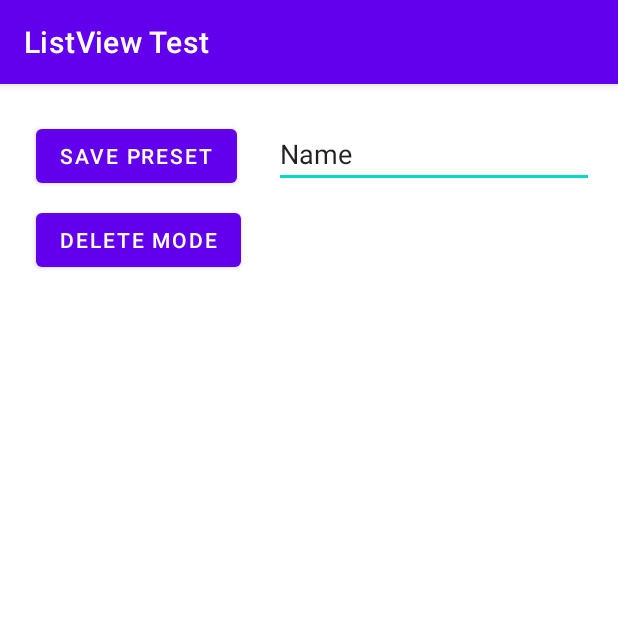
After one commit to garrickhogrebe/AdvancedLED, an Android app: the PresetActivity screen opened directly, with no data from a screen before it, on a phone screen of 412 x 824 dp, the top half of it. The commit adds this screen. Run offline under Robolectric (Android 15) with nearby library versions, the phone set to English and light mode, and no system bars.

Commit message:
App now has presets

```diff
--- a/ListViewTest/app/src/main/AndroidManifest.xml
+++ b/ListViewTest/app/src/main/AndroidManifest.xml
@@ -14,6 +14,9 @@
         android:roundIcon="@mipmap/ic_launcher_round"
         android:supportsRtl="true"
         android:theme="@style/Theme.ListViewTest">
+        <activity
+            android:name=".PresetActivity"
+            android:exported="true" />
         <activity
             android:name=".addAnimationActivity"
             android:exported="true" />
--- a/ListViewTest/app/src/main/java/com/example/listviewtest/MainActivity.java
+++ b/ListViewTest/app/src/main/java/com/example/listviewtest/MainActivity.java
@@ -16,7 +16,7 @@ public class MainActivity extends AppCompatActivity {
     ListView listView;
 
     //Data for list
-    String[] menus = {"Bluetooth Setup", "Select animations"};
+    String[] menus = {"Bluetooth Setup", "Select animations", "Manage Presets"};
     //Intent blueIntent = new Intent(this, blueActivity.class);
     //Intent animationsIntent = new Intent(this, animationActivity.class);
     //Intent blueIntent = new Intent(this, blueActivity.class);
@@ -30,6 +30,9 @@ public class MainActivity extends AppCompatActivity {
                 break;
             case 1:
                 intent = new Intent(this, animationActivity.class);
+                break;
+            case 2:
+                intent = new Intent(this, PresetActivity.class);
                 break;
             default:
                 intent = new Intent(this, blueActivity.class);
--- /dev/null
+++ b/ListViewTest/app/src/main/java/com/example/listviewtest/PresetActivity.java
@@ -0,0 +1,159 @@
+package com.example.listviewtest;
+
+import androidx.appcompat.app.AppCompatActivity;
+
+import android.content.Context;
+import android.graphics.Color;
+import android.os.Bundle;
+import android.view.View;
+import android.widget.AdapterView;
+import android.widget.ArrayAdapter;
+import android.widget.Button;
+import android.widget.EditText;
+import android.widget.ListView;
+import android.widget.Toast;
+
+import java.io.BufferedReader;
+import java.io.File;
+import java.io.FileInputStream;
+import java.io.FileNotFoundException;
+import java.io.FileOutputStream;
+import java.io.IOException;
+import java.io.InputStreamReader;
+import java.io.ObjectInputStream;
+import java.io.ObjectOutputStream;
+import java.nio.charset.StandardCharsets;
+import java.util.ArrayList;
+
+public class PresetActivity extends AppCompatActivity {
+
+    EditText newPreset;
+    Button savePresetButton;
+    Button deleteButton;
+    ListView presetsListView;
+    ArrayList<String> presetNames = new ArrayList<>();
+    ArrayAdapter<String> adapter;
+    ArrayList<PresetClass> presetList = new ArrayList<>();
+    SingleLoadedList loadedList;
+    PresetClass preset = new PresetClass();
+    boolean delete = false;
+
+    @Override
+    protected void onCreate(Bundle savedInstanceState) {
+        super.onCreate(savedInstanceState);
+        setContentView(R.layout.activity_preset);
+        loadedList = SingleLoadedList.getInstance();
+        preset.animations = SingleLoadedList.animations;
+        preset.animationNames = SingleLoadedList.animationNames;
+
+        newPreset = findViewById(R.id.editTextPresetName);
+        savePresetButton = findViewById(R.id.savePresetButton);
+        deleteButton = findViewById(R.id.deletePresetButton);
+
+
+        //List set up
+        presetsListView = findViewById(R.id.presetListy);
+        adapter = new ArrayAdapter<String>(this, android.R.layout.simple_list_item_1, presetNames);
+        presetsListView.setAdapter(adapter);
+        loadAllPresets();
+
+        presetsListView.setOnItemClickListener(new AdapterView.OnItemClickListener() {
+            @Override
+            public void onItemClick(AdapterView<?> adapterView, View view, int i, long l) {
+                //Select a preset
+                if(delete){
+                    deletePresetFromFile(i);
+                }
+                else{
+                    SingleLoadedList.animations = presetList.get(i).animations;
+                    SingleLoadedList.animationNames = presetList.get(i).animationNames;
+                }
+
+            }
+        });
+
+
+    }
+
+    public void deleteToggle(View v){
+        if(delete){
+            delete = false;
+            v.setBackgroundColor(Color.BLUE);
+        }else{
+            delete = true;
+            v.setBackgroundColor(Color.RED);
+        }
+    }
+
+    public void addPresetToFile(View v){
+        try{
+            preset.name = newPreset.getText().toString();
+            FileOutputStream fileOutputStream = openFileOutput("Presets.txt", MODE_PRIVATE);
+            ObjectOutputStream objectOut = new ObjectOutputStream(fileOutputStream);
+            presetList.add(preset);
+            objectOut.writeObject(presetList);
+            Toast.makeText(PresetActivity.this, preset.name, Toast.LENGTH_SHORT).show();
+
+        } catch (FileNotFoundException e){
+            Toast.makeText(PresetActivity.this, "AHHH", Toast.LENGTH_SHORT).show();
+            e.printStackTrace();
+        } catch (IOException e){
+            Toast.makeText(PresetActivity.this, "AHHH2", Toast.LENGTH_SHORT).show();
+            e.printStackTrace();
+        }
+        loadAllPresets();
+    }
+
+    public void deletePresetFromFile(int index){
+
+        try{
+            presetList.remove(index);
+            FileOutputStream fileOutputStream = openFileOutput("Presets.txt", MODE_PRIVATE);
+            ObjectOutputStream objectOut = new ObjectOutputStream(fileOutputStream);
+            objectOut.writeObject(presetList);
+            //Toast.makeText(PresetActivity.this, preset.name, Toast.LENGTH_SHORT).show();
+
+        } catch (FileNotFoundException e){
+            Toast.makeText(PresetActivity.this, "AHHH", Toast.LENGTH_SHORT).show();
+            e.printStackTrace();
+        } catch (IOException e){
+            Toast.makeText(PresetActivity.this, "AHHH2", Toast.LENGTH_SHORT).show();
+            e.printStackTrace();
+        }
+
+        loadAllPresets();
+    }
+
+    public void loadAllPresets(){
+        try {
+            //Toast.makeText(PresetActivity.this, "1", Toast.LENGTH_SHORT).show();
+            FileInputStream fileInputStream = openFileInput("Presets.txt");
+            //Toast.makeText(PresetActivity.this, "2", Toast.LENGTH_SHORT).show();
+            ObjectInputStream ois = new ObjectInputStream(fileInputStream);
+            //Toast.makeText(PresetActivity.this, "3", Toast.LENGTH_SHORT).show();
+            //Object obj = ois.readObject();
+            presetList = (ArrayList<PresetClass>) ois.readObject();
+            //Toast.makeText(PresetActivity.this, "4", Toast.LENGTH_SHORT).show();
+            if (presetList != null){
+                //Toast.makeText(PresetActivity.this, "5", Toast.LENGTH_SHORT).show();
+            }
+            else{
+                //Toast.makeText(PresetActivity.this, "6", Toast.LENGTH_SHORT).show();
+                return;
+
+            }
+            //Toast.makeText(PresetActivity.this, "7", Toast.LENGTH_SHORT).show();
+            presetNames.clear();
+            for(PresetClass x : presetList){
+                presetNames.add(x.name);
+            }
+            //Toast.makeText(PresetActivity.this, "8", Toast.LENGTH_SHORT).show();
+            adapter.notifyDataSetChanged();
+
+        }catch(Exception ex) {
+            Toast.makeText(PresetActivity.this, "bro", Toast.LENGTH_SHORT).show();
+            ex.printStackTrace();
+        }
+    }
+
+}
--- /dev/null
+++ b/ListViewTest/app/src/main/java/com/example/listviewtest/PresetClass.java
@@ -0,0 +1,10 @@
+package com.example.listviewtest;
+
+import java.io.Serializable;
+import java.util.ArrayList;
+
+public class PresetClass implements Serializable {
+    public String name;
+    public ArrayList<animationInfo> animations;
+    public ArrayList<String> animationNames;
+}
--- a/ListViewTest/app/src/main/java/com/example/listviewtest/SingleLoadedList.java
+++ b/ListViewTest/app/src/main/java/com/example/listviewtest/SingleLoadedList.java
@@ -1,8 +1,9 @@
 package com.example.listviewtest;
 
+import java.io.Serializable;
 import java.util.ArrayList;
 
-public class SingleLoadedList {
+public class SingleLoadedList implements Serializable {
 
     public static ArrayList<animationInfo> animations = new ArrayList<>();
     public static ArrayList<String> animationNames = new ArrayList<>();
--- /dev/null
+++ b/ListViewTest/app/src/main/res/layout/activity_preset.xml
@@ -0,0 +1,57 @@
+<?xml version="1.0" encoding="utf-8"?>
+<androidx.constraintlayout.widget.ConstraintLayout xmlns:android="http://schemas.android.com/apk/res/android"
+    xmlns:app="http://schemas.android.com/apk/res-auto"
+    xmlns:tools="http://schemas.android.com/tools"
+    android:layout_width="match_parent"
+    android:layout_height="match_parent"
+    tools:context=".PresetActivity">
+
+    <Button
+        android:id="@+id/savePresetButton"
+        android:layout_width="wrap_content"
+        android:layout_height="wrap_content"
+        android:layout_marginStart="24dp"
+        android:layout_marginTop="24dp"
+        android:onClick="addPresetToFile"
+        android:text="Save Preset"
+        app:layout_constraintStart_toStartOf="parent"
+        app:layout_constraintTop_toTopOf="parent" />
+
+    <EditText
+        android:id="@+id/editTextPresetName"
+        android:layout_width="wrap_content"
+        android:layout_height="wrap_content"
+        android:layout_marginStart="24dp"
+        android:layout_marginEnd="16dp"
+        android:ems="10"
+        android:inputType="textPersonName"
+        android:text="Name"
+        app:layout_constraintEnd_toEndOf="parent"
+        app:layout_constraintStart_toEndOf="@+id/savePresetButton"
+        app:layout_constraintTop_toTopOf="@+id/savePresetButton" />
+
+    <Button
+        android:id="@+id/deletePresetButton"
+        android:layout_width="wrap_content"
+        android:layout_height="wrap_content"
+        android:layout_marginTop="8dp"
+        android:onClick="deleteToggle"
+        android:text="Delete Mode"
+        app:layout_constraintEnd_toEndOf="@+id/savePresetButton"
+        app:layout_constraintHorizontal_bias="0.0"
+        app:layout_constraintStart_toStartOf="@+id/savePresetButton"
+        app:layout_constraintTop_toBottomOf="@+id/savePresetButton" />
+
+    <ListView
+        android:id="@+id/presetListy"
+        android:layout_width="0dp"
+        android:layout_height="0dp"
+        android:layout_marginStart="32dp"
+        android:layout_marginTop="16dp"
+        android:layout_marginEnd="32dp"
+        android:layout_marginBottom="8dp"
+        app:layout_constraintBottom_toBottomOf="parent"
+        app:layout_constraintEnd_toEndOf="parent"
+        app:layout_constraintStart_toStartOf="parent"
+        app:layout_constraintTop_toBottomOf="@+id/deletePresetButton" />
+</androidx.constraintlayout.widget.ConstraintLayout>
```
